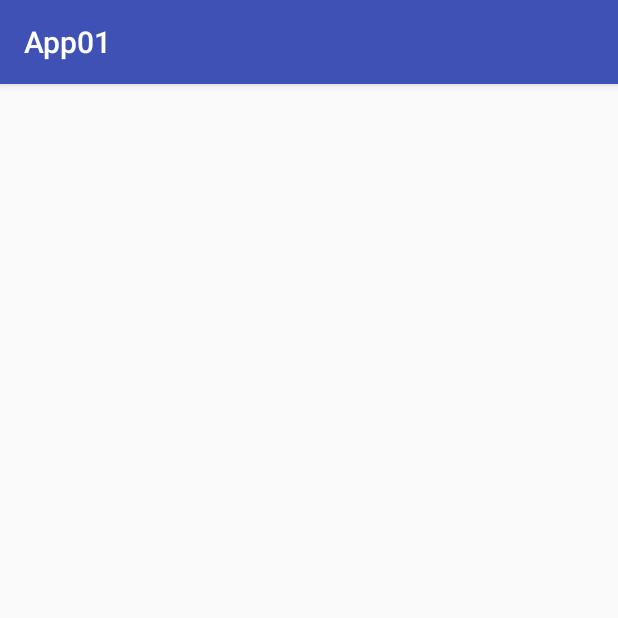
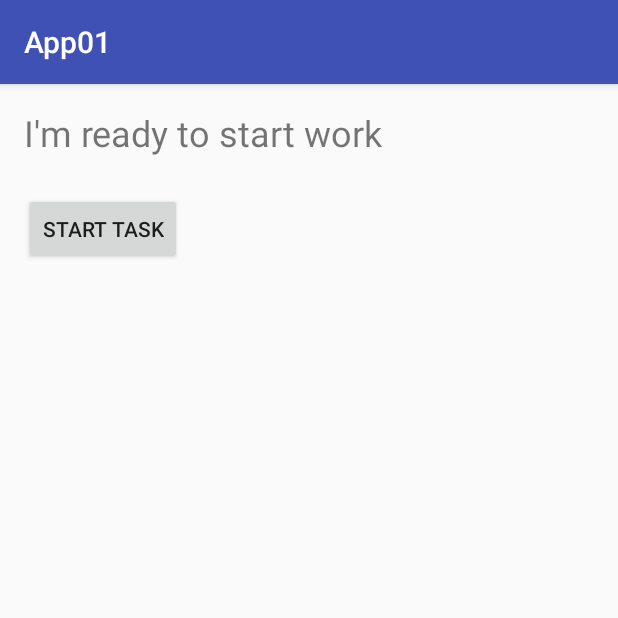
Before and after one commit to SidP919/Android_Development_Codelabs, an Android app: the SimpleAsyncTask screen opened directly, with no data from a screen before it, on a phone screen of 412 x 824 dp, the top half of it. Run offline under Robolectric (Android 15) with nearby library versions, the phone set to English and light mode, and no system bars.

Commit message:
updated simpleAsyncTask_Activity layout file

```diff
--- a/app/src/main/java/com/example/app01/SimpleAsyncTask.java
+++ b/app/src/main/java/com/example/app01/SimpleAsyncTask.java
@@ -3,6 +3,7 @@ package com.example.app01;
 import androidx.appcompat.app.AppCompatActivity;
 
 import android.os.Bundle;
+import android.view.View;
 
 public class SimpleAsyncTask extends AppCompatActivity {
 
@@ -11,4 +12,7 @@ public class SimpleAsyncTask extends AppCompatActivity {
         super.onCreate(savedInstanceState);
         setContentView(R.layout.activity_simple_async_task);
     }
+
+    public void startTask(View view) {
+    }
 }
--- a/app/src/main/res/layout/activity_simple_async_task.xml
+++ b/app/src/main/res/layout/activity_simple_async_task.xml
@@ -1,9 +1,26 @@
 <?xml version="1.0" encoding="utf-8"?>
-<androidx.constraintlayout.widget.ConstraintLayout xmlns:android="http://schemas.android.com/apk/res/android"
+<RelativeLayout xmlns:android="http://schemas.android.com/apk/res/android"
     xmlns:app="http://schemas.android.com/apk/res-auto"
     xmlns:tools="http://schemas.android.com/tools"
     android:layout_width="match_parent"
     android:layout_height="match_parent"
+    android:layout_margin="@dimen/layoutMargin"
     tools:context=".SimpleAsyncTask">
 
-</androidx.constraintlayout.widget.ConstraintLayout>
+    <TextView
+        android:id="@+id/simpleAsyncTask_textView1"
+        android:layout_width="match_parent"
+        android:layout_height="wrap_content"
+        android:text="@string/simpleAsyncTask_initialMessageInTextView"
+        android:textSize="24sp" />
+
+    <Button
+        android:id="@+id/simpleAsyncTask_button"
+        android:layout_width="wrap_content"
+        android:layout_height="wrap_content"
+        android:layout_below="@id/simpleAsyncTask_textView1"
+        android:layout_marginTop="@dimen/viewMarginTop"
+        android:onClick="startTask"
+        android:text="@string/simpleAsyncTask_Button_start_task" />
+
+</RelativeLayout>
--- /dev/null
+++ b/app/src/main/res/values/dimens.xml
@@ -0,0 +1,5 @@
+<?xml version="1.0" encoding="utf-8"?>
+<resources>
+    <dimen name="layoutMargin">16dp</dimen>
+    <dimen name="viewMarginTop">24dp</dimen>
+</resources>
--- a/app/src/main/res/values/strings.xml
+++ b/app/src/main/res/values/strings.xml
@@ -2,4 +2,6 @@
     <string name="app_name">App01</string>
     <string name="helloToast">Hello! Toast.</string>
     <string name="count">COUNT</string>
+    <string name="simpleAsyncTask_initialMessageInTextView">I\'m ready to start work</string>
+    <string name="simpleAsyncTask_Button_start_task">Start Task</string>
 </resources>
```
